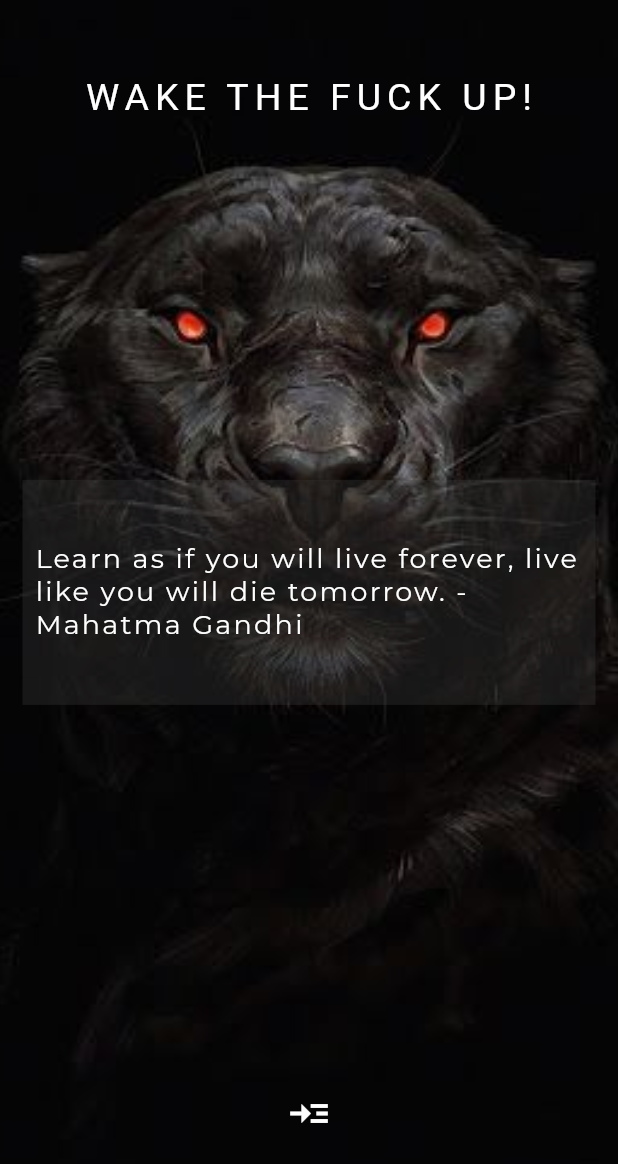
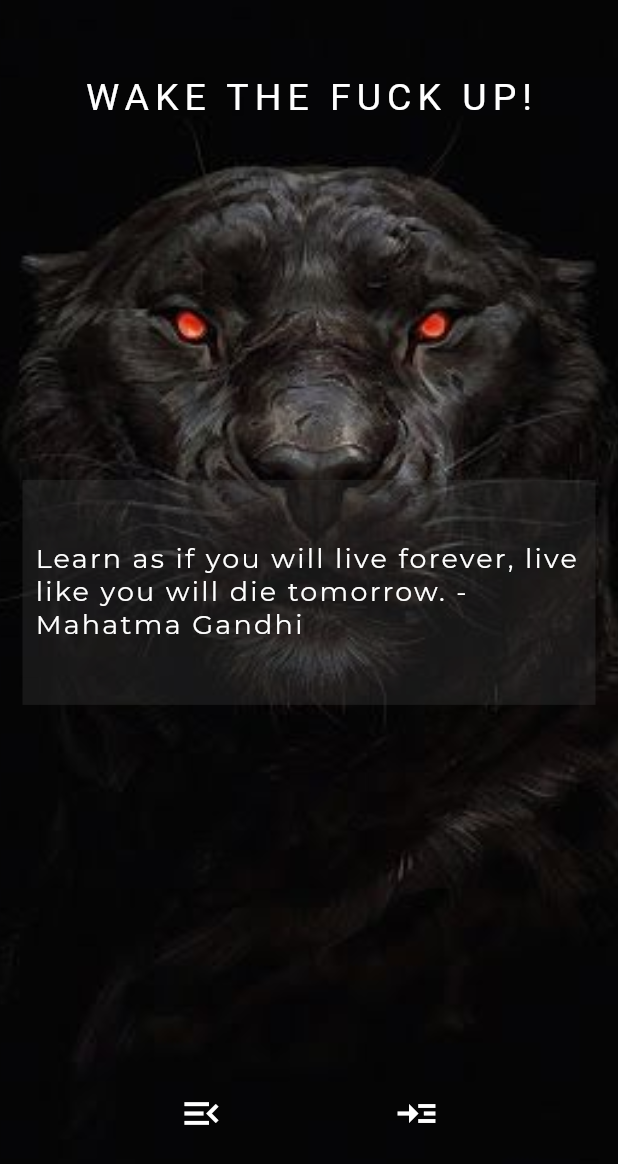
Before and after one commit to NoelCov/motivation_app, a Flutter app: the screen it shows after launch, on a phone screen of 412 x 824 dp. Shown: the top 1164 px of the screen. Run offline on Flutter 3.47's test engine with Material 2 defaults, Android fonts, the phone set to English and light mode, and no system bars.

Commit message:
Made some changes to main.dart

```diff
--- a/lib/main.dart
+++ b/lib/main.dart
@@ -1,3 +1,4 @@
+import 'package:flutter/cupertino.dart';
 import 'package:flutter/material.dart';
 import 'quotes.dart';
 
@@ -79,7 +80,23 @@ class _MotivationState extends State<Motivation> {
               ),
               Expanded(
                 flex: 1,
-                child: IconButton(
+                child: Row(
+                  mainAxisAlignment: MainAxisAlignment.spaceEvenly,
+                  children: [
+                    IconButton(
+                      icon: Icon(
+                        Icons.menu_open,
+                        color: Colors.white,
+                        size: 30.0,
+                      ),
+                      tooltip: 'Go to previous quote',
+                      onPressed: () {
+                        setState(() {
+                          quotes.previousQuote();
+                        });
+                      },
+                    ),
+                    IconButton(
                       icon: Icon(
                         Icons.read_more,
                         color: Colors.white,
@@ -92,6 +109,8 @@ class _MotivationState extends State<Motivation> {
                         });
                       },
                     ),
+                  ]
+                ),
               )
             ],
           ),
```
Also changed, not shown: lib/quotes.dart (+8 -0 lines). Lines whose indentation alone changed are shown as unchanged.
